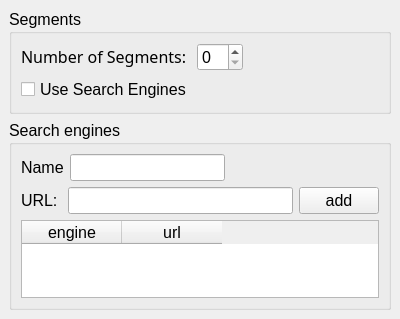
The window that transfers/multisegmentkio/dlgmultisegkio.ui (KDE/kget) describes before a commit, drawn with Qt 5.
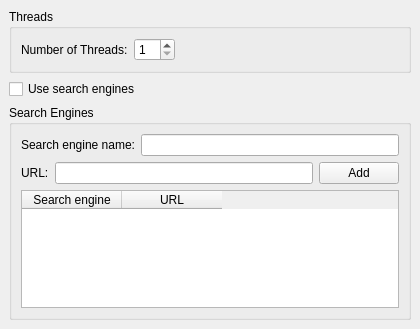
The same window after the commit.

Commit message: * add a new function to the transferfactory returning the user-visible name of a plugin * cleanups in multisegkio factory settings dialog * use the unmounted usb-stick icon for the plugins config dialog icon

What changed in the file:
```diff
--- a/transfers/multisegmentkio/dlgmultisegkio.ui
+++ b/transfers/multisegmentkio/dlgmultisegkio.ui
@@ -5,47 +5,30 @@
    <rect>
     <x>0</x>
     <y>0</y>
-    <width>400</width>
-    <height>319</height>
+    <width>420</width>
+    <height>329</height>
    </rect>
   </property>
-  <layout class="QGridLayout" >
+  <layout class="QVBoxLayout" >
    <property name="margin" >
     <number>9</number>
    </property>
    <property name="spacing" >
     <number>6</number>
    </property>
-   <item row="0" column="0" >
+   <item>
     <widget class="QGroupBox" name="groupBox" >
-     <property name="font" >
-      <font>
-       <pointsize>12</pointsize>
-      </font>
-     </property>
      <property name="title" >
-      <string>Segments</string>
+      <string>Threads</string>
      </property>
-     <layout class="QGridLayout" >
+     <layout class="QVBoxLayout" >
       <property name="margin" >
        <number>9</number>
       </property>
       <property name="spacing" >
        <number>6</number>
       </property>
-      <item row="1" column="0" >
-       <widget class="QCheckBox" name="checkBox" >
-        <property name="font" >
-         <font>
-          <pointsize>12</pointsize>
-         </font>
-        </property>
-        <property name="text" >
-         <string>Use Search Engines</string>
-        </property>
-       </widget>
-      </item>
-      <item row="0" column="0" >
+      <item>
        <layout class="QHBoxLayout" >
         <property name="margin" >
          <number>0</number>
@@ -55,21 +38,20 @@
         </property>
         <item>
          <widget class="QLabel" name="label" >
-          <property name="font" >
-           <font>
-            <family>Sans Serif</family>
-           </font>
-          </property>
           <property name="text" >
-           <string>&lt;html>&lt;head>&lt;meta name="qrichtext" content="1" />&lt;style type="text/css">
-p, li { white-space: pre-wrap; }
-&lt;/style>&lt;/head>&lt;body style=" font-family:'Sans Serif'; font-size:9pt; font-weight:400; font-style:normal; text-decoration:none;">
-&lt;p style=" margin-top:0px; margin-bottom:0px; margin-left:0px; margin-right:0px; -qt-block-indent:0; text-indent:0px;">&lt;span style=" font-size:12pt;">Number of Segments: &lt;/span>&lt;/p>&lt;/body>&lt;/html></string>
+           <string>Number of Threads:</string>
           </property>
          </widget>
         </item>
         <item>
-         <widget class="QSpinBox" name="numSegSpinBox" />
+         <widget class="QSpinBox" name="numSegSpinBox" >
+          <property name="maximum" >
+           <number>20</number>
+          </property>
+          <property name="minimum" >
+           <number>1</number>
+          </property>
+         </widget>
         </item>
         <item>
          <spacer>
@@ -89,15 +71,17 @@
      </layout>
     </widget>
    </item>
-   <item row="1" column="0" >
+   <item>
+    <widget class="QCheckBox" name="enginesCheckBox" >
+     <property name="text" >
+      <string>Use search engines</string>
+     </property>
+    </widget>
+   </item>
+   <item>
     <widget class="QGroupBox" name="searchEngineGroupBox" >
-     <property name="font" >
-      <font>
-       <pointsize>12</pointsize>
-      </font>
-     </property>
      <property name="title" >
-      <string>Search engines</string>
+      <string>Search Engines</string>
      </property>
      <layout class="QGridLayout" >
       <property name="margin" >
@@ -110,12 +94,12 @@
        <widget class="QTableWidget" name="tableWidget" >
         <column>
          <property name="text" >
-          <string>engine</string>
+          <string>Search engine</string>
          </property>
         </column>
         <column>
          <property name="text" >
-          <string>url</string>
+          <string>URL</string>
          </property>
         </column>
        </widget>
@@ -131,10 +115,7 @@
         <item>
          <widget class="QLabel" name="urlLabel" >
           <property name="text" >
-           <string>&lt;html>&lt;head>&lt;meta name="qrichtext" content="1" />&lt;style type="text/css">
-p, li { white-space: pre-wrap; }
-&lt;/style>&lt;/head>&lt;body style=" font-family:'Sans Serif'; font-size:9pt; font-weight:400; font-style:normal; text-decoration:none;">
-&lt;p style=" margin-top:0px; margin-bottom:0px; margin-left:0px; margin-right:0px; -qt-block-indent:0; text-indent:0px;">&lt;span style=" font-size:12pt;">URL: &lt;/span>&lt;/p>&lt;/body>&lt;/html></string>
+           <string>URL:</string>
           </property>
          </widget>
         </item>
@@ -144,7 +125,7 @@
         <item>
          <widget class="QPushButton" name="urlAddButton" >
           <property name="text" >
-           <string>add</string>
+           <string>Add</string>
           </property>
          </widget>
         </item>
@@ -161,10 +142,7 @@
         <item>
          <widget class="QLabel" name="engineNameLabel" >
           <property name="text" >
-           <string>&lt;html>&lt;head>&lt;meta name="qrichtext" content="1" />&lt;style type="text/css">
-p, li { white-space: pre-wrap; }
-&lt;/style>&lt;/head>&lt;body style=" font-family:'Sans Serif'; font-size:9pt; font-weight:400; font-style:normal; text-decoration:none;">
-&lt;p style=" margin-top:0px; margin-bottom:0px; margin-left:0px; margin-right:0px; -qt-block-indent:0; text-indent:0px;">&lt;span style=" font-size:12pt;">Name&lt;/span>&lt;/p>&lt;/body>&lt;/html></string>
+           <string>Search engine name:</string>
           </property>
          </widget>
         </item>
@@ -175,19 +153,6 @@
           </property>
          </widget>
         </item>
-        <item>
-         <spacer>
-          <property name="orientation" >
-           <enum>Qt::Horizontal</enum>
-          </property>
-          <property name="sizeHint" >
-           <size>
-            <width>40</width>
-            <height>20</height>
-           </size>
-          </property>
-         </spacer>
-        </item>
        </layout>
       </item>
      </layout>
```
The commit also changes 6 other files.
